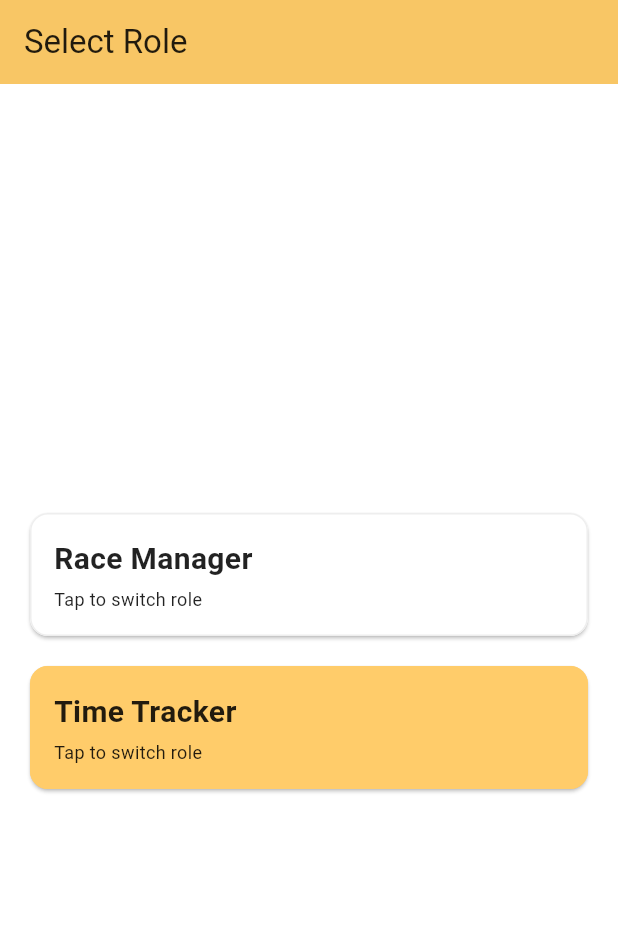
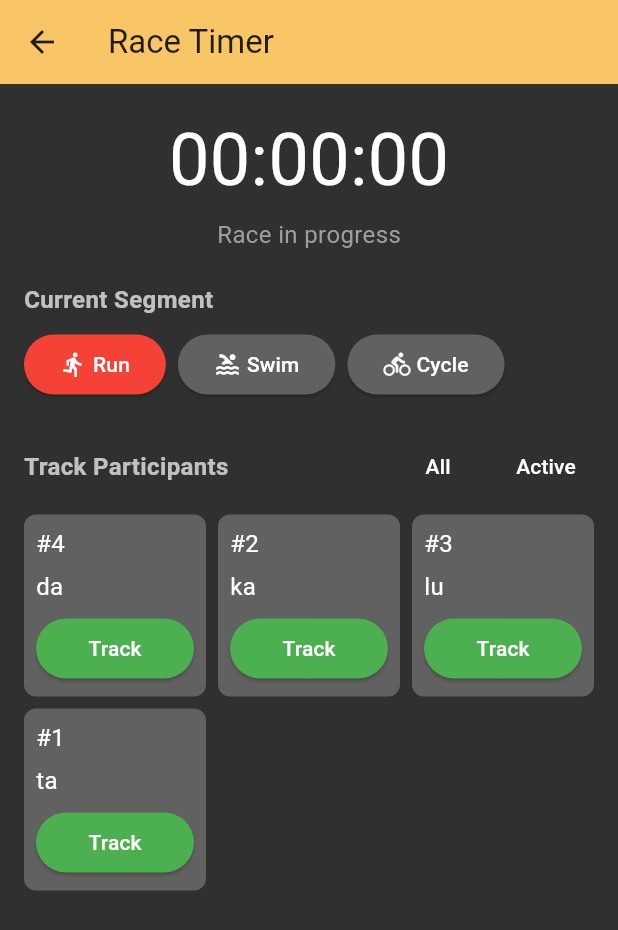
Before and after one commit to rainn22/race_tracking_app, a Flutter app: the screen it shows after launch, after a tap on "Time Tracker", on a phone screen of 412 x 824 dp. Shown: the top 930 px of the screen. Run offline on Flutter 3.47's test engine with Material 3 defaults, Android fonts, the phone set to English and light mode, and no system bars.

Commit message:
refactor: add tracker to route...

```diff
--- a/lib/main.dart
+++ b/lib/main.dart
@@ -1,8 +1,9 @@
 import 'package:flutter/material.dart';
 import 'package:provider/provider.dart';
 import 'package:race_tracking_app/providers/user_provider.dart';
-import 'package:race_tracking_app/screens/menu_screen.dart';
-import 'package:race_tracking_app/screens/participant_screen.dart';
+import 'package:race_tracking_app/ui/menu_screen.dart';
+import 'package:race_tracking_app/ui/participant_screen.dart';
+import 'package:race_tracking_app/ui/tracking_screen.dart';
 import 'package:race_tracking_app/utils/theme.dart';
 
 void main() {
@@ -28,7 +29,8 @@ class MyApp extends StatelessWidget {
       initialRoute: '/menu',
       routes: {
         '/menu': (context) => const MenuScreen(),
-        '/participant': (_) => const ParticipantScreen(),
+        '/participant': (context) => const ParticipantScreen(),
+        '/tracker': (context) => const TrackingScreen(),
       },
     );
   }
--- a/lib/ui/tracking_screen.dart
+++ b/lib/ui/tracking_screen.dart
@@ -1,14 +1,16 @@
 // TODO Implement this library.
 import 'package:flutter/material.dart';
+import 'package:race_tracking_app/models/participant.dart';
+import 'package:race_tracking_app/utils/constants.dart';
 
-class TrackingPage extends StatefulWidget {
-  const TrackingPage({super.key});
+class TrackingScreen extends StatefulWidget {
+  const TrackingScreen({super.key});
 
   @override
-  State<TrackingPage> createState() => _TrackingPageState();
+  State<TrackingScreen> createState() => _TrackingScreenState();
 }
 
-class _TrackingPageState extends State<TrackingPage> {
+class _TrackingScreenState extends State<TrackingScreen> {
   // State variables
   DateTime? startTime;
   bool isTracking = false;
@@ -73,7 +75,7 @@ class _TrackingPageState extends State<TrackingPage> {
     return Scaffold(
       appBar: AppBar(
         title: const Text('Race Timer'),
-        backgroundColor: Colors.grey[900],
+        backgroundColor: AppColors.primary,
       ),
       backgroundColor: Colors.grey[850],
       body: Padding(
@@ -227,10 +229,3 @@ class _TrackingPageState extends State<TrackingPage> {
     );
   }
 }
-
-class Participant {
-  final String id;
-  final String name;
-
-  Participant({required this.id, required this.name});
-}
```
Also changed, not shown: lib/ui/menu_screen.dart (renamed from lib/screens/menu_screen.dart), lib/ui/participant_screen.dart (renamed from lib/screens/participant_screen.dart).
